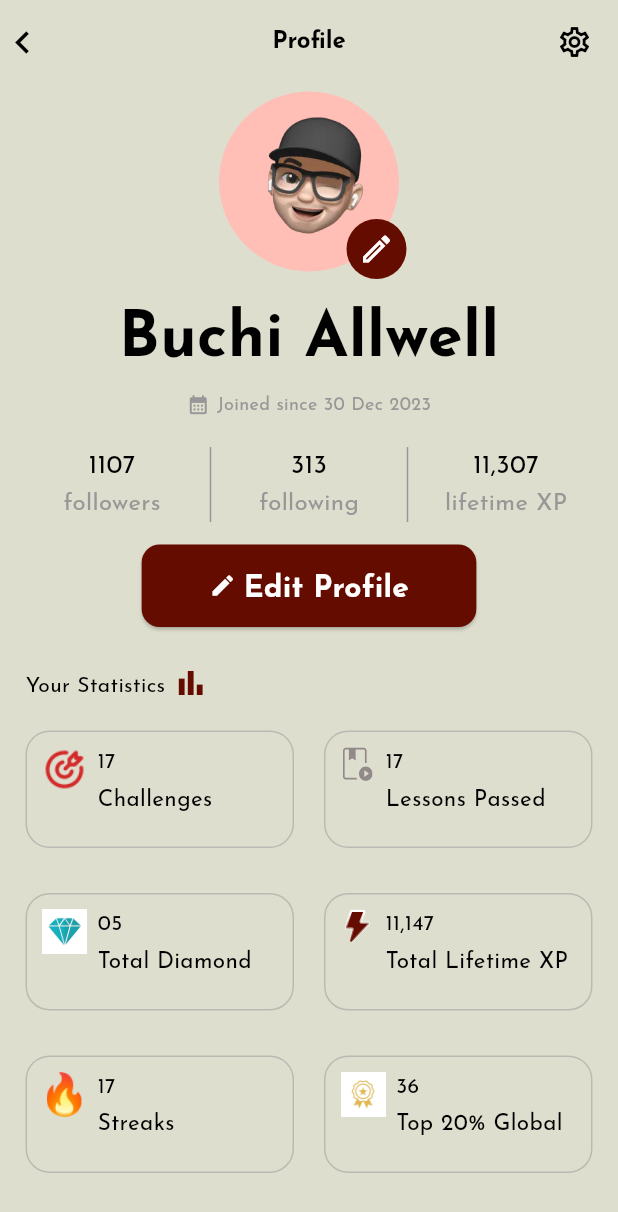
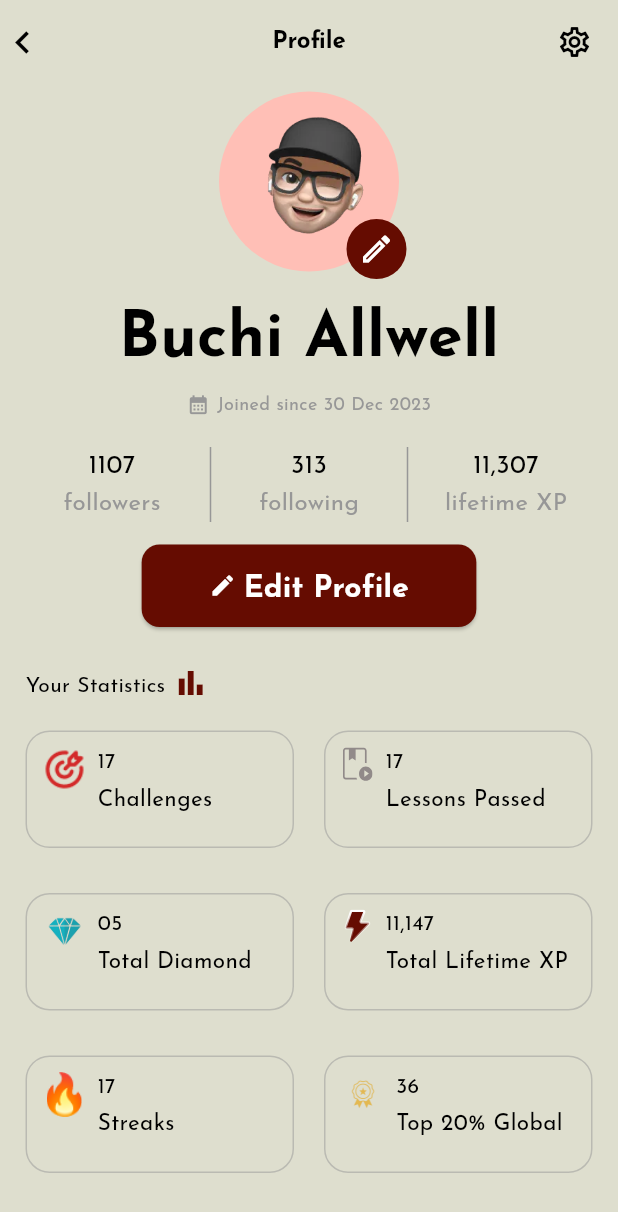
Before and after one commit to DavidOrakpo/czarChallenge, a Flutter app: the ProfilePage screen opened by its route, on a phone screen of 412 x 824 dp. Shown: the top 1212 px of the screen. Run offline on Flutter 3.47's test engine with Material 3 defaults, Android fonts, the phone set to English and light mode, and no system bars; our stand-ins replace dio, dotted_border, flutter_animate, flutter_easyloading, flutter_riverpod, flutter_svg and 6 more; missing offline and left inert: dio_smart_retry; accounts and stored records are empty.

Commit message:
fix: Profile image fixes

```diff
--- a/lib/core/Enums/enum.dart
+++ b/lib/core/Enums/enum.dart
@@ -50,7 +50,7 @@ enum ProfileStats {
   DiamondGem(
     title: "Total Diamond",
     amount: "05",
-    imageAsset: "assets/icons/diamond_icon.jpg",
+    imageAsset: "assets/icons/diamond_icon.png",
     isSVG: false,
   ),
   LifetimeXP(
@@ -68,7 +68,7 @@ enum ProfileStats {
   TopPercent(
     title: "Top 20% Global",
     amount: "36",
-    imageAsset: "assets/icons/badge_image.jpg",
+    imageAsset: "assets/icons/badge_image.png",
     isSVG: false,
   ),
   ;
--- a/lib/presentation/styles/theme.dart
+++ b/lib/presentation/styles/theme.dart
@@ -155,7 +155,7 @@ class Styles {
         // elevation: 40,
         surfaceTintColor: Colors.transparent,
         indicatorColor: Colors.transparent,
-        // overlayColor: MaterialStateProperty.all(Colors.transparent),
+        overlayColor: MaterialStateProperty.all(Colors.transparent),
         // labelBehavior: NavigationDestinationLabelBehavior.alwaysHide,
         labelTextStyle: MaterialStateProperty.resolveWith((state) {
           if (state.contains(MaterialState.selected)) {
```
Also changed, not shown: assets/icons/badge_image.jpg (deleted), assets/icons/badge_image.png (added), assets/icons/diamond_icon.jpg (deleted), assets/icons/diamond_icon.png (added).
